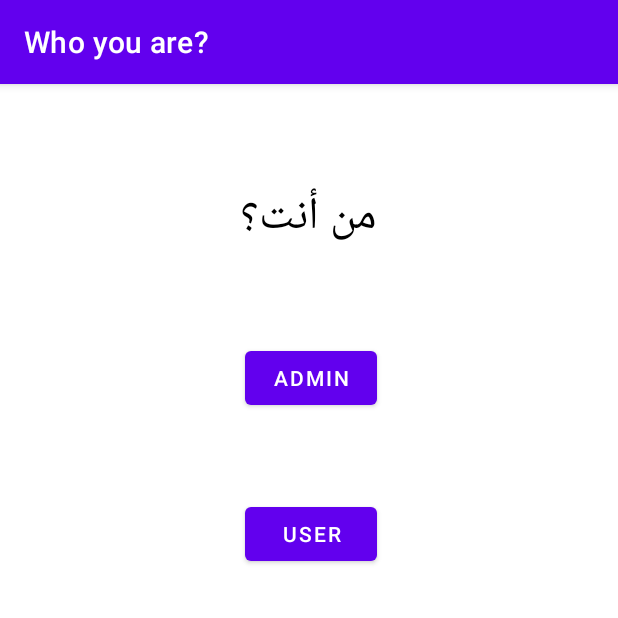
After one commit to moazyaseen2222/Android_2_Project, an Android app: the Selection screen opened directly, with no data from a screen before it, on a phone screen of 412 x 824 dp, the top half of it. The commit adds this screen. Run offline under Robolectric (Android 15) with nearby library versions, the phone set to English and light mode, and no system bars; 1 statement that could not run was skipped.

```diff
--- a/app/build.gradle
+++ b/app/build.gradle
@@ -3,6 +3,7 @@ plugins {
     id 'org.jetbrains.kotlin.android'
     id 'com.google.gms.google-services'
     id 'kotlin-android-extensions'
+    id 'com.google.android.libraries.mapsplatform.secrets-gradle-plugin'
 
 
 }
@@ -32,6 +33,9 @@ android {
     }
     kotlinOptions {
         jvmTarget = '1.8'
+    }
+    buildFeatures {
+        viewBinding true
     }
 }
 
--- a/app/src/main/java/com/example/android_2_project/Admin.kt
+++ b/app/src/main/java/com/example/android_2_project/Admin.kt
@@ -49,7 +49,7 @@ class Admin : AppCompatActivity() {
         }
                              //عرض الخريطة
         button8.setOnClickListener {
-            val intent = Intent(this, GoogleMap::class.java)
+            val intent = Intent(this, Map_screen::class.java)
             startActivity(intent)
         }
                           // الصفحة الشخصية
--- a/app/src/main/java/com/example/android_2_project/Login.kt
+++ b/app/src/main/java/com/example/android_2_project/Login.kt
@@ -25,7 +25,7 @@ class Login : AppCompatActivity() {
                     .addOnCompleteListener { task ->
                         if (task.isSuccessful) {
                             Toast.makeText(this, "Login Success!", Toast.LENGTH_SHORT).show()
-                            val intent = Intent(this, home_::class.java)
+                            val intent = Intent(this, Admin::class.java)
                             startActivity(intent)
                             if (Build.VERSION.SDK_INT >= Build.VERSION_CODES.R) {
                                 if (getBaseContext().checkSelfPermission("android.permission.READ_DEVICE_CONFIG") == PackageManager.PERMISSION_GRANTED) {
--- a/app/src/main/java/com/example/android_2_project/MainActivity.kt
+++ b/app/src/main/java/com/example/android_2_project/MainActivity.kt
@@ -18,7 +18,7 @@ class MainActivity : AppCompatActivity() {
             startActivity(intent)
         }
         login_button.setOnClickListener {
-            val intent = Intent(this, GoogleMap::class.java)
+            val intent = Intent(this, Login::class.java)
             startActivity(intent)
         }
     }
--- /dev/null
+++ b/app/src/main/java/com/example/android_2_project/Selection.kt
@@ -0,0 +1,25 @@
+package com.example.android_2_project
+
+import android.content.Intent
+import androidx.appcompat.app.AppCompatActivity
+import android.os.Bundle
+import kotlinx.android.synthetic.main.activity_selection.*
+import kotlinx.android.synthetic.main.activity_user_system.*
+
+class Selection : AppCompatActivity() {
+    override fun onCreate(savedInstanceState: Bundle?) {
+        super.onCreate(savedInstanceState)
+        setContentView(R.layout.activity_selection)
+        setTitle("Who you are?")
+
+        admin.setOnClickListener {
+            val intent = Intent(this, Admin::class.java)
+            startActivity(intent)
+        }
+
+        user.setOnClickListener {
+            val intent = Intent(this, UserSystem::class.java)
+            startActivity(intent)
+        }
+    }
+}
--- a/app/src/main/java/com/example/android_2_project/SignUp.kt
+++ b/app/src/main/java/com/example/android_2_project/SignUp.kt
@@ -28,7 +28,7 @@ class SignUp : AppCompatActivity() {
                     .addOnCompleteListener { task ->
                         if (task.isSuccessful) {
                             Toast.makeText(this, "Register success!", Toast.LENGTH_SHORT).show()
-                            val intent = Intent(this, Login::class.java)
+                            val intent = Intent(this, Selection::class.java)
                             startActivity(intent)
                             ///
                             val user = User(
--- /dev/null
+++ b/app/src/main/res/layout/activity_selection.xml
@@ -0,0 +1,43 @@
+<?xml version="1.0" encoding="utf-8"?>
+<androidx.constraintlayout.widget.ConstraintLayout xmlns:android="http://schemas.android.com/apk/res/android"
+    xmlns:app="http://schemas.android.com/apk/res-auto"
+    xmlns:tools="http://schemas.android.com/tools"
+    android:layout_width="match_parent"
+    android:layout_height="match_parent"
+    tools:context=".Selection">
+
+    <TextView
+        android:id="@+id/textView20"
+        android:layout_width="wrap_content"
+        android:layout_height="wrap_content"
+        android:layout_marginTop="64dp"
+        android:text="من أنت؟"
+        android:textColor="@color/black"
+        android:textSize="30sp"
+        app:layout_constraintEnd_toEndOf="parent"
+        app:layout_constraintHorizontal_bias="0.498"
+        app:layout_constraintStart_toStartOf="parent"
+        app:layout_constraintTop_toTopOf="parent" />
+
+    <Button
+        android:id="@+id/admin"
+        android:layout_width="wrap_content"
+        android:layout_height="wrap_content"
+        android:layout_marginTop="172dp"
+        android:text="Admin"
+        app:layout_constraintEnd_toEndOf="parent"
+        app:layout_constraintHorizontal_bias="0.504"
+        app:layout_constraintStart_toStartOf="parent"
+        app:layout_constraintTop_toTopOf="parent" />
+
+    <Button
+        android:id="@+id/user"
+        android:layout_width="wrap_content"
+        android:layout_height="wrap_content"
+        android:layout_marginTop="276dp"
+        android:text="User"
+        app:layout_constraintEnd_toEndOf="parent"
+        app:layout_constraintHorizontal_bias="0.504"
+        app:layout_constraintStart_toStartOf="parent"
+        app:layout_constraintTop_toTopOf="parent" />
+</androidx.constraintlayout.widget.ConstraintLayout>
--- a/app/src/main/res/layout/activity_user_system.xml
+++ b/app/src/main/res/layout/activity_user_system.xml
@@ -43,7 +43,7 @@
         app:layout_constraintTop_toTopOf="parent" />
 
     <Button
-        android:id="@+id/button11"
+        android:id="@+id/searchBook"
         android:layout_width="wrap_content"
         android:layout_height="wrap_content"
         android:layout_marginTop="156dp"
--- a/app/src/main/res/values/strings.xml
+++ b/app/src/main/res/values/strings.xml
@@ -1,3 +1,4 @@
 <resources>
     <string name="app_name">Android_2_Project</string>
+    <string name="title_activity_map_screen">Map_screen</string>
 </resources>
--- a/build.gradle
+++ b/build.gradle
@@ -7,6 +7,7 @@ plugins {
     id 'com.android.application' version '7.2.1' apply false
     id 'com.android.library' version '7.2.1' apply false
     id 'org.jetbrains.kotlin.android' version '1.7.10' apply false
+    id 'com.google.android.libraries.mapsplatform.secrets-gradle-plugin' version '2.0.0' apply false
 
 }
 
```
Also changed, not shown: app/src/main/AndroidManifest.xml (+24 -6 lines), app/src/main/java/com/example/android_2_project/Map_screen.kt (added, +48 -0 lines), app/src/main/java/com/example/android_2_project/UserSystem.kt (+28 -0 lines), app/src/main/res/layout/activity_map_screen.xml (added, +9 -0 lines), app/src/main/res/layout/activity_map_screen2.xml (added, +9 -0 lines).
